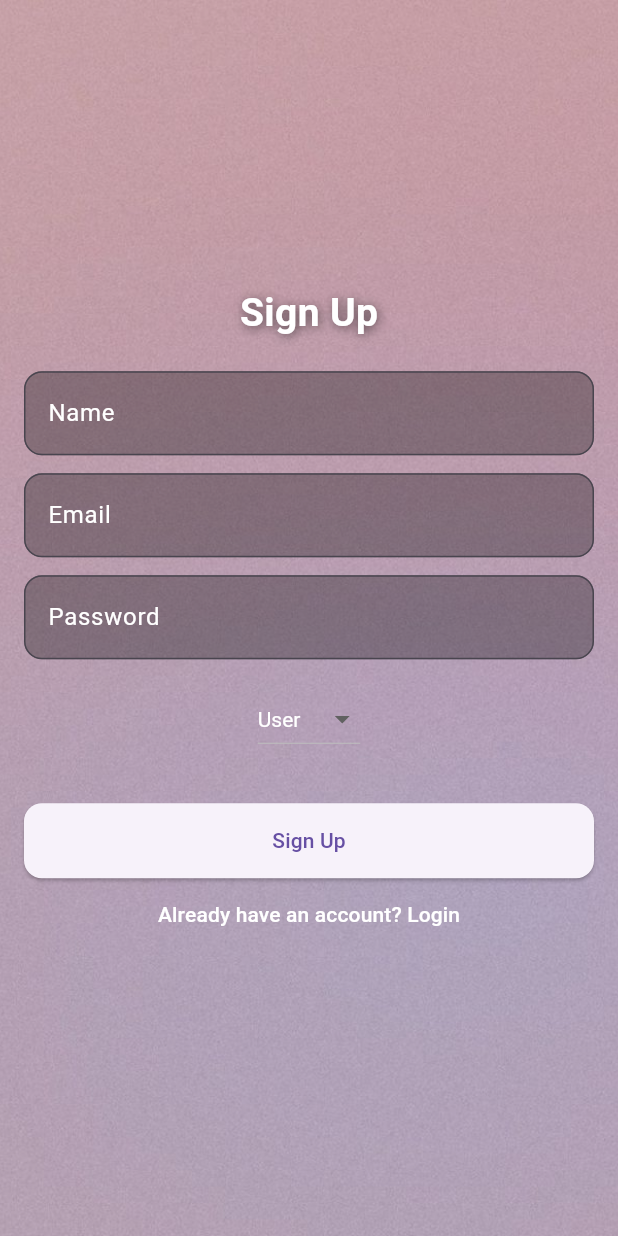
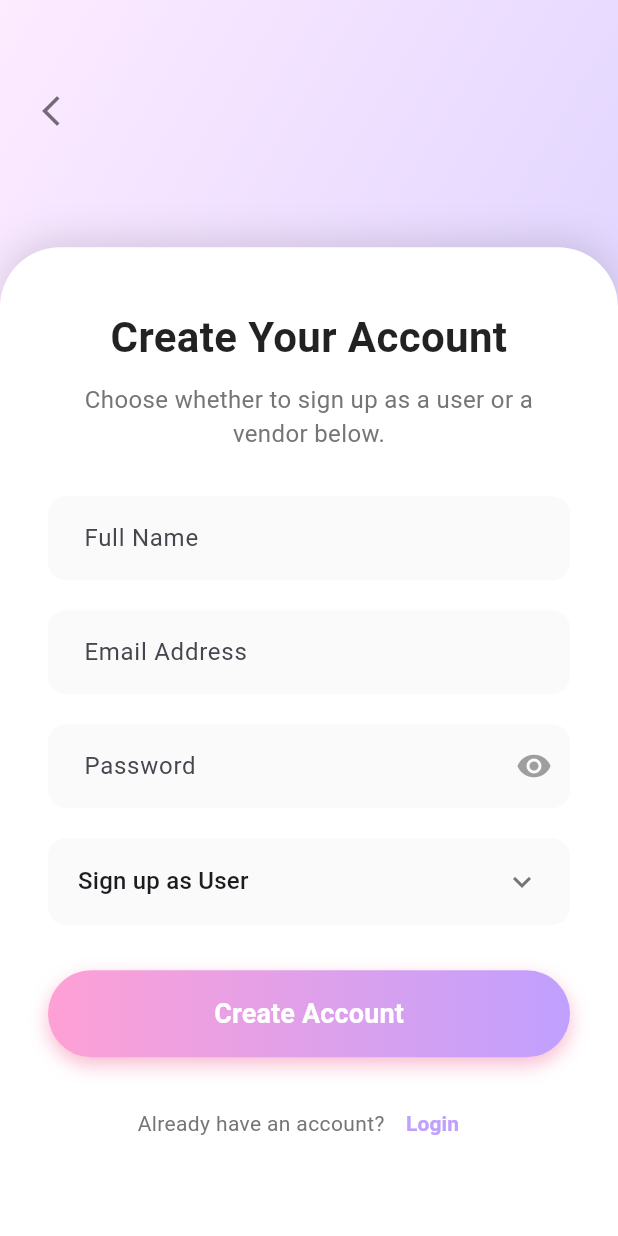
Before and after one commit to Nandana666/wedding_auth, a Flutter app: the SignupScreen screen opened by its route, on a phone screen of 412 x 824 dp. Run offline on Flutter 3.47's test engine with Material 3 defaults, Android fonts, the phone set to English and light mode, and no system bars; our stand-ins replace cloud_firestore, firebase_auth, firebase_core; accounts and stored records are empty.

Commit message:
Redesign login and signup screens

```diff
--- a/lib/signup_screen.dart
+++ b/lib/signup_screen.dart
@@ -18,11 +18,12 @@ class _SignupScreenState extends State<SignupScreen> {
   String _role = 'user';
   bool _isSigningUp = false;
   String? _errorMessage;
+  bool _isPasswordVisible = false; // State for password visibility
 
+  // --- Your existing signup logic remains unchanged ---
   Future<void> _signup() async {
     if (_isSigningUp) return;
 
-    // Validate Inputs
     if (_name.text.trim().isEmpty) {
       setState(() => _errorMessage = 'Please enter your name.');
       return;
@@ -79,144 +80,115 @@ class _SignupScreenState extends State<SignupScreen> {
   @override
   Widget build(BuildContext context) {
     return Scaffold(
+      backgroundColor: Colors.white, // Set a base background color
       body: Stack(
         children: [
-          // Background image
-          const Positioned.fill(
-            child: Image(
-              image: AssetImage('assets/admin_bg.jpg'), // Use your image
-              fit: BoxFit.cover,
+          // 1. Top Gradient Background
+          Positioned(
+            top: 0,
+            left: 0,
+            right: 0,
+            height: MediaQuery.of(context).size.height * 0.3,
+            child: Container(
+              decoration: const BoxDecoration(
+                gradient: LinearGradient(
+                  colors: [
+                    Color(0xFFFDEBFF), // Lighter pink/lavender
+                    Color(0xFFE1D5FF), // Soft lavender
+                  ],
+                  begin: Alignment.topLeft,
+                  end: Alignment.bottomRight,
+                ),
+              ),
             ),
           ),
-          // Optional: dim overlay
-          // FIX: Replaced deprecated withOpacity
-          Container(
-            color: const Color.fromARGB(51, 0, 0, 0),
-          ), // 20% opacity black
-          // Signup form
-          Padding(
-            padding: const EdgeInsets.all(16),
-            child: Center(
+          // 2. Back Button
+          Positioned(
+            top: 50,
+            left: 10,
+            child: IconButton(
+              icon: const Icon(Icons.arrow_back_ios_new, color: Colors.black54),
+              onPressed: () => Navigator.pop(context),
+            ),
+          ),
+
+          // 3. Main Content Form
+          Positioned(
+            top: MediaQuery.of(context).size.height * 0.2,
+            left: 0,
+            right: 0,
+            bottom: 0,
+            child: Container(
+              decoration: const BoxDecoration(
+                color: Colors.white,
+                borderRadius: BorderRadius.only(
+                  topLeft: Radius.circular(40.0),
+                  topRight: Radius.circular(40.0),
+                ),
+                boxShadow: [
+                  BoxShadow(
+                    color: Colors.black12,
+                    blurRadius: 20,
+                    offset: Offset(0, -5),
+                  ),
+                ],
+              ),
               child: SingleChildScrollView(
+                padding: const EdgeInsets.fromLTRB(32, 40, 32, 32),
                 child: Column(
-                  mainAxisSize: MainAxisSize.min,
+                  crossAxisAlignment: CrossAxisAlignment.stretch,
                   children: [
                     const Text(
-                      'Sign Up',
+                      'Create Your Account',
                       style: TextStyle(
-                        fontSize: 26,
+                        fontSize: 28,
                         fontWeight: FontWeight.bold,
-                        color: Colors.white,
-                        shadows: [
-                          Shadow(
-                            blurRadius: 8,
-                            color: Colors.black54,
-                            offset: Offset(1, 1),
-                          ),
-                        ],
+                        color: Colors.black87,
                       ),
+                      textAlign: TextAlign.center,
+                    ),
+                    const SizedBox(height: 10),
+                    Text(
+                      'Choose whether to sign up as a user or a vendor below.',
+                      style: TextStyle(
+                        fontSize: 16,
+                        color: Colors.grey.shade600,
+                      ),
+                      textAlign: TextAlign.center,
+                    ),
+                    const SizedBox(height: 30),
+
+                    // --- FORM FIELDS ---
+                    _buildTextField(controller: _name, hintText: 'Full Name'),
+                    const SizedBox(height: 20),
+                    _buildTextField(
+                      controller: _email,
+                      hintText: 'Email Address',
                     ),
                     const SizedBox(height: 20),
-                    TextField(
-                      controller: _name,
-                      style: const TextStyle(color: Colors.white),
-                      decoration: InputDecoration(
-                        labelText: 'Name',
-                        labelStyle: const TextStyle(color: Colors.white),
-                        filled: true,
-                        // FIX: Replaced deprecated withOpacity
-                        fillColor: const Color.fromARGB(
-                          77,
-                          0,
-                          0,
-                          0,
-                        ), // 30% opacity black
-                        border: OutlineInputBorder(
-                          borderRadius: BorderRadius.circular(12),
+                    _buildPasswordField(),
+                    const SizedBox(height: 20),
+                    _buildRoleDropdown(),
+                    const SizedBox(height: 20),
+
+                    if (_errorMessage != null)
+                      Padding(
+                        padding: const EdgeInsets.only(bottom: 10),
+                        child: Text(
+                          _errorMessage!,
+                          style: const TextStyle(
+                            color: Colors.red,
+                            fontWeight: FontWeight.bold,
+                          ),
+                          textAlign: TextAlign.center,
                         ),
                       ),
-                    ),
-                    const SizedBox(height: 12),
-                    TextField(
-                      controller: _email,
-                      style: const TextStyle(color: Colors.white),
-                      decoration: InputDecoration(
-                        labelText: 'Email',
-                        labelStyle: const TextStyle(color: Colors.white),
-                        filled: true,
-                        // FIX: Replaced deprecated withOpacity
-                        fillColor: const Color.fromARGB(
-                          77,
-                          0,
-                          0,
-                          0,
-                        ), // 30% opacity black
-                        border: OutlineInputBorder(
-                          borderRadius: BorderRadius.circular(12),
-                        ),
-                      ),
-                    ),
-                    const SizedBox(height: 12),
-                    TextField(
-                      controller: _password,
-                      obscureText: true,
-                      style: const TextStyle(color: Colors.white),
-                      decoration: InputDecoration(
-                        labelText: 'Password',
-                        labelStyle: const TextStyle(color: Colors.white),
-                        filled: true,
-                        // FIX: Replaced deprecated withOpacity
-                        fillColor: const Color.fromARGB(
-                          77,
-                          0,
-                          0,
-                          0,
-                        ), // 30% opacity black
-                        border: OutlineInputBorder(
-                          borderRadius: BorderRadius.circular(12),
-                        ),
-                      ),
-                    ),
-                    const SizedBox(height: 16),
-                    DropdownButton<String>(
-                      value: _role,
-                      dropdownColor: Colors.black87,
-                      style: const TextStyle(color: Colors.white),
-                      items: const [
-                        DropdownMenuItem(value: 'user', child: Text('User')),
-                        DropdownMenuItem(
-                          value: 'vendor',
-                          child: Text('Vendor'),
-                        ),
-                      ],
-                      onChanged: (val) => setState(() => _role = val!),
-                    ),
-                    const SizedBox(height: 16),
-                    if (_errorMessage != null)
-                      Text(
-                        _errorMessage!,
-                        style: const TextStyle(color: Colors.red),
-                      ),
-                    const SizedBox(height: 16),
-                    ElevatedButton(
-                      onPressed: _isSigningUp ? null : _signup,
-                      style: ElevatedButton.styleFrom(
-                        minimumSize: const Size(double.infinity, 50),
-                        shape: RoundedRectangleBorder(
-                          borderRadius: BorderRadius.circular(12),
-                        ),
-                      ),
-                      child: _isSigningUp
-                          ? const CircularProgressIndicator(color: Colors.white)
-                          : const Text('Sign Up'),
-                    ),
-                    TextButton(
-                      onPressed: () => Navigator.pop(context),
-                      child: const Text(
-                        'Already have an account? Login',
-                        style: TextStyle(color: Colors.white),
-                      ),
-                    ),
+
+                    const SizedBox(height: 10),
+                    _buildSignupButton(),
+                    const SizedBox(height: 20),
+
+                    _buildLoginLink(),
                   ],
                 ),
               ),
@@ -226,4 +198,151 @@ class _SignupScreenState extends State<SignupScreen> {
       ),
     );
   }
+
+  // --- Helper Widgets for Cleaner Build Method ---
+  Widget _buildTextField({
+    required TextEditingController controller,
+    required String hintText,
+  }) {
+    return TextField(
+      controller: controller,
+      decoration: InputDecoration(
+        hintText: hintText,
+        filled: true,
+        fillColor: Colors.grey.shade50,
+        contentPadding: const EdgeInsets.symmetric(
+          horizontal: 20,
+          vertical: 16,
+        ),
+        border: OutlineInputBorder(
+          borderRadius: BorderRadius.circular(12),
+          borderSide: BorderSide.none,
+        ),
+      ),
+    );
+  }
+
+  Widget _buildPasswordField() {
+    return TextField(
+      controller: _password,
+      obscureText: !_isPasswordVisible,
+      decoration: InputDecoration(
+        hintText: 'Password',
+        filled: true,
+        fillColor: Colors.grey.shade50,
+        contentPadding: const EdgeInsets.symmetric(
+          horizontal: 20,
+          vertical: 16,
+        ),
+        border: OutlineInputBorder(
+          borderRadius: BorderRadius.circular(12),
+          borderSide: BorderSide.none,
+        ),
+        suffixIcon: IconButton(
+          icon: Icon(
+            _isPasswordVisible ? Icons.visibility_off : Icons.visibility,
+            color: Colors.grey,
+          ),
+          onPressed: () {
+            setState(() {
+              _isPasswordVisible = !_isPasswordVisible;
+            });
+          },
+        ),
+      ),
+    );
+  }
+
+  Widget _buildRoleDropdown() {
+    return Container(
+      padding: const EdgeInsets.symmetric(horizontal: 20.0, vertical: 5.0),
+      decoration: BoxDecoration(
+        color: Colors.grey.shade50,
+        borderRadius: BorderRadius.circular(12),
+      ),
+      child: DropdownButtonHideUnderline(
+        child: DropdownButton<String>(
+          value: _role,
+          isExpanded: true,
+          icon: Icon(Icons.keyboard_arrow_down, color: Colors.grey.shade600),
+          items: const [
+            DropdownMenuItem(value: 'user', child: Text('Sign up as User')),
+            DropdownMenuItem(value: 'vendor', child: Text('Sign up as Vendor')),
+          ],
+          onChanged: (val) => setState(() => _role = val!),
+        ),
+      ),
+    );
+  }
+
+  Widget _buildSignupButton() {
+    return Container(
+      decoration: BoxDecoration(
+        borderRadius: BorderRadius.circular(30),
+        gradient: const LinearGradient(
+          colors: [Color(0xFFFFA0D5), Color(0xFFC0A0FF)],
+          begin: Alignment.centerLeft,
+          end: Alignment.centerRight,
+        ),
+        boxShadow: [
+          BoxShadow(
+            // FIX: Replaced deprecated withOpacity
+            color: Colors.pink.withAlpha(77), // 30% opacity
+            blurRadius: 10,
+            offset: const Offset(0, 5),
+          ),
+        ],
+      ),
+      child: ElevatedButton(
+        onPressed: _isSigningUp ? null : _signup,
+        style: ElevatedButton.styleFrom(
+          backgroundColor: Colors.transparent,
+          shadowColor: Colors.transparent,
+          padding: const EdgeInsets.symmetric(vertical: 16),
+          shape: RoundedRectangleBorder(
+            borderRadius: BorderRadius.circular(30),
+          ),
+        ),
+        child: _isSigningUp
+            ? const SizedBox(
+                height: 24,
+                width: 24,
+                child: CircularProgressIndicator(
+                  color: Colors.white,
+                  strokeWidth: 3,
+                ),
+              )
+            : const Text(
+                'Create Account',
+                style: TextStyle(
+                  fontSize: 18,
+                  fontWeight: FontWeight.bold,
+                  color: Colors.white,
+                ),
+              ),
+      ),
+    );
+  }
+
+  Widget _buildLoginLink() {
+    return Row(
+      mainAxisAlignment: MainAxisAlignment.center,
+      children: [
+        Text(
+          "Already have an account?",
+          style: TextStyle(color: Colors.grey.shade600),
+        ),
+        TextButton(
+          onPressed: () => Navigator.pop(context),
+          child: const Text(
+            'Login',
+            style: TextStyle(
+              fontWeight: FontWeight.bold,
+              color: Color(0xFFC0A0FF),
+            ),
+          ),
+        ),
+      ],
+    );
+  }
 }
--- a/pubspec.yaml
+++ b/pubspec.yaml
@@ -13,6 +13,7 @@ dependencies:
   firebase_core: ^2.27.0
   firebase_auth: ^4.17.8
   cloud_firestore: ^4.15.8
+  google_fonts: ^6.3.1
 
 dev_dependencies:
   flutter_test:
```
Also changed, not shown: lib/login_screen.dart (+203 -84 lines), pubspec.lock, 2 other files.
